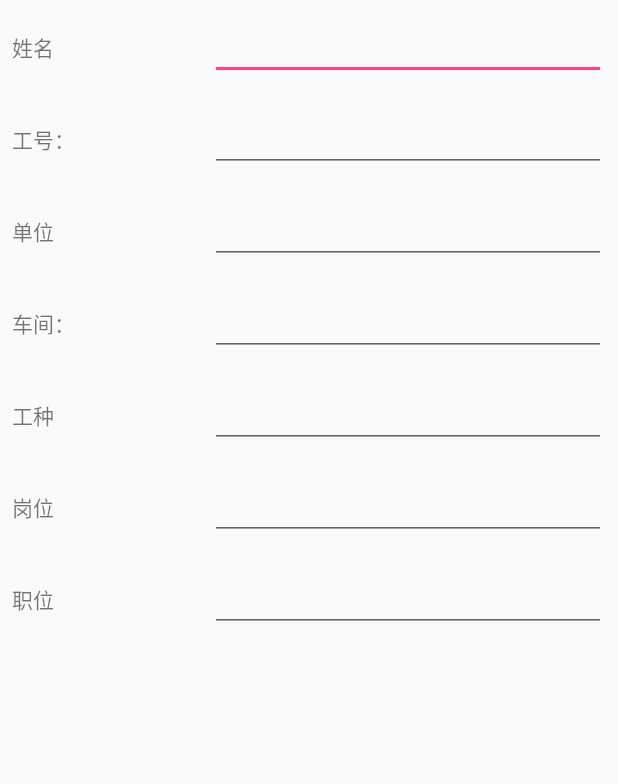
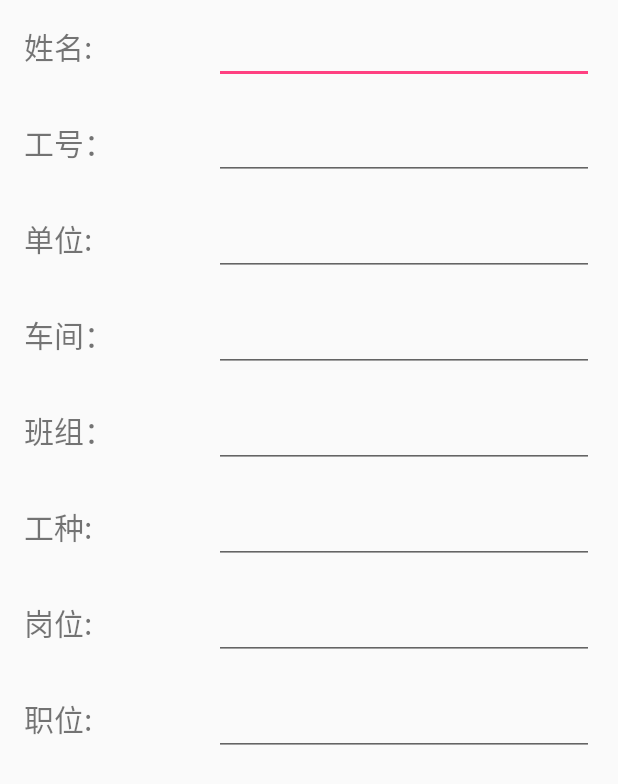
Before and after one commit to NewIdeaSoft/ManagerTools, an Android app: the layout activity_member_info.xml on its own in the app's theme, with its tools: preview values and no code run, on a phone screen of 412 x 824 dp. Shown: the top 784 px of the screen. Run offline under Robolectric (Android 15) with nearby library versions, the phone set to English and light mode, and no system bars.

Commit message:
更少许更新

```diff
--- a/app/src/main/AndroidManifest.xml
+++ b/app/src/main/AndroidManifest.xml
@@ -19,6 +19,8 @@
             </intent-filter>
         </activity>
         <activity android:name=".ui.activity.ProblemRecodeActivity"></activity>
+        <activity android:name=".ui.activity.MemberInfoActivity">
+        </activity>
     </application>
 
 </manifest>
--- a/app/src/main/java/com/nisoft/managertools/adapter/ProblemPhotosAdapter.java
+++ b/app/src/main/java/com/nisoft/managertools/adapter/ProblemPhotosAdapter.java
@@ -15,6 +15,7 @@ import com.nisoft.managertools.R;
 import com.nisoft.managertools.entity.ProblemLab;
 import com.nisoft.managertools.ui.fragment.LargePhotoFragment;
 import com.nisoft.managertools.ui.fragment.ProblemDetailedInfoFragment;
+import com.nisoft.managertools.ui.fragment.ProblemRecodeFragment;
 import com.nisoft.managertools.ui.fragment.UpdatePhotoMenuFragment;
 
 import java.util.ArrayList;
@@ -40,8 +41,7 @@ public class ProblemPhotosAdapter extends RecyclerView.Adapter<ProblemPhotosAdap
     }
     public ProblemPhotosAdapter(Context context,Fragment targetFragment,UUID uuid){
         mContext = context;
-        mUUID = uuid;
-        mPhotosPath = ProblemLab.getProblemLab(context).getProblem(uuid).getPhotoPath();
+        mPhotosPath = ProblemRecodeFragment.getProblem().getPhotoPath();
         mTargetFragment = targetFragment;
     }
     @Override
--- a/app/src/main/java/com/nisoft/managertools/ui/fragment/ProblemReasonInfoFragment.java
+++ b/app/src/main/java/com/nisoft/managertools/ui/fragment/ProblemReasonInfoFragment.java
@@ -54,8 +54,6 @@ public class ProblemReasonInfoFragment extends Fragment {
     public void onPause() {
         super.onPause();
         updateProblem();
-//        ProblemLab.getProblemLab(getActivity()).updateProblem(mProblem);
-        Log.e("TAG", "Reason");
     }
 
     private void updateProblem(){
--- a/app/src/main/java/com/nisoft/managertools/ui/fragment/ProblemSolvedInfoFragment.java
+++ b/app/src/main/java/com/nisoft/managertools/ui/fragment/ProblemSolvedInfoFragment.java
@@ -34,7 +34,6 @@ public class ProblemSolvedInfoFragment extends Fragment {
                 ProblemRecodeFragment.getProblem().setSolvedText(s.toString());
             }
         });
-//        mProblem = ProblemLab.getProblemLab(getActivity()).getProblem((UUID) getArguments().getSerializable(ProblemTable.Cols.UUID));
         mProblem = ProblemRecodeFragment.getProblem();
         if(mProblem.getSolvedText()!=null) {
             mSolvedText.setText(mProblem.getSolvedText());
@@ -56,7 +55,6 @@ public class ProblemSolvedInfoFragment extends Fragment {
     public void onPause() {
         super.onPause();
         updateProblem();
-//        ProblemLab.getProblemLab(getActivity()).updateProblem(mProblem);
         Log.e("TAG", "Solved");
     }
 
--- a/app/src/main/res/layout/activity_member_info.xml
+++ b/app/src/main/res/layout/activity_member_info.xml
@@ -1,6 +1,14 @@
 <?xml version="1.0" encoding="utf-8"?>
+<LinearLayout xmlns:android="http://schemas.android.com/apk/res/android"
+    android:layout_width="match_parent"
+    android:layout_height="match_parent"
+    android:orientation="vertical"
+    android:paddingEnd="8dp"
+    android:paddingStart="8dp">
+    <ScrollView
+        android:layout_width="match_parent"
+        android:layout_height="match_parent">
         <LinearLayout
-    xmlns:android="http://schemas.android.com/apk/res/android"
             android:layout_width="match_parent"
             android:layout_height="match_parent"
             android:orientation="vertical">
@@ -9,112 +17,170 @@
                 android:layout_height="wrap_content"
                 android:orientation="horizontal"
                 android:padding="8dp">
+
                 <TextView
                     android:layout_width="0dp"
                     android:layout_height="wrap_content"
                     android:layout_weight="1"
-            android:text="姓名"/>
+                    android:text="姓名:"
+                    android:textSize="20sp" />
+
                 <EditText
+                    android:id="@+id/name_text"
                     android:layout_width="0dp"
                     android:layout_height="wrap_content"
                     android:layout_weight="2"
-            android:id="@+id/name_text"/>
+                    android:textSize="20sp" />
             </LinearLayout>
+
             <LinearLayout
                 android:layout_width="match_parent"
                 android:layout_height="wrap_content"
                 android:orientation="horizontal"
                 android:padding="8dp">
+
                 <TextView
                     android:layout_width="0dp"
                     android:layout_height="wrap_content"
                     android:layout_weight="1"
-            android:text="工号："/>
+                    android:text="工号："
+                    android:textSize="20sp" />
+
                 <EditText
+                    android:id="@+id/number_text"
                     android:layout_width="0dp"
                     android:layout_height="wrap_content"
                     android:layout_weight="2"
-            android:id="@+id/number_text"/>
+                    android:textSize="20sp" />
             </LinearLayout>
+
             <LinearLayout
                 android:layout_width="match_parent"
                 android:layout_height="wrap_content"
                 android:orientation="horizontal"
                 android:padding="8dp">
+
                 <TextView
                     android:layout_width="0dp"
                     android:layout_height="wrap_content"
                     android:layout_weight="1"
-            android:text="单位"/>
+                    android:text="单位:"
+                    android:textSize="20sp" />
+
                 <EditText
+                    android:id="@+id/organization_text"
                     android:layout_width="0dp"
                     android:layout_height="wrap_content"
                     android:layout_weight="2"
-            android:id="@+id/organization_text"/>
+                    android:textSize="20sp" />
             </LinearLayout>
+
             <LinearLayout
                 android:layout_width="match_parent"
                 android:layout_height="wrap_content"
                 android:orientation="horizontal"
                 android:padding="8dp">
+
                 <TextView
                     android:layout_width="0dp"
                     android:layout_height="wrap_content"
                     android:layout_weight="1"
-            android:text="车间："/>
+                    android:text="车间："
+                    android:textSize="20sp" />
+
                 <EditText
+                    android:id="@+id/work_space_text"
                     android:layout_width="0dp"
                     android:layout_height="wrap_content"
                     android:layout_weight="2"
-            android:id="@+id/work_space_text"/>
+                    android:maxLines="1"
+                    android:textSize="20sp" />
             </LinearLayout>
+
             <LinearLayout
                 android:layout_width="match_parent"
                 android:layout_height="wrap_content"
                 android:orientation="horizontal"
                 android:padding="8dp">
+
                 <TextView
                     android:layout_width="0dp"
                     android:layout_height="wrap_content"
                     android:layout_weight="1"
-            android:text="工种"/>
+                    android:text="班组："
+                    android:textSize="20sp" />
+
                 <EditText
+                    android:id="@+id/group_text"
                     android:layout_width="0dp"
                     android:layout_height="wrap_content"
                     android:layout_weight="2"
-            android:id="@+id/work_type_text"/>
+                    android:textSize="20sp" />
             </LinearLayout>
+
             <LinearLayout
                 android:layout_width="match_parent"
                 android:layout_height="wrap_content"
                 android:orientation="horizontal"
                 android:padding="8dp">
+
                 <TextView
                     android:layout_width="0dp"
                     android:layout_height="wrap_content"
                     android:layout_weight="1"
-            android:text="岗位"/>
+                    android:text="工种:"
+                    android:textSize="20sp" />
+
                 <EditText
+                    android:id="@+id/work_type_text"
                     android:layout_width="0dp"
                     android:layout_height="wrap_content"
                     android:layout_weight="2"
-            android:id="@+id/job_text"/>
+                    android:textSize="20sp" />
             </LinearLayout>
+
             <LinearLayout
                 android:layout_width="match_parent"
                 android:layout_height="wrap_content"
                 android:orientation="horizontal"
                 android:padding="8dp">
+
                 <TextView
                     android:layout_width="0dp"
                     android:layout_height="wrap_content"
                     android:layout_weight="1"
-            android:text="职位"/>
+                    android:text="岗位:"
+                    android:textSize="20sp" />
+
                 <EditText
+                    android:id="@+id/job_text"
                     android:layout_width="0dp"
                     android:layout_height="wrap_content"
                     android:layout_weight="2"
-            android:id="@+id/position_text"/>
+                    android:textSize="20sp" />
             </LinearLayout>
 
+            <LinearLayout
+                android:layout_width="match_parent"
+                android:layout_height="wrap_content"
+                android:orientation="horizontal"
+                android:padding="8dp">
+
+                <TextView
+                    android:layout_width="0dp"
+                    android:layout_height="wrap_content"
+                    android:layout_weight="1"
+                    android:text="职位:"
+                    android:textSize="20sp" />
+
+                <EditText
+                    android:id="@+id/position_text"
+                    android:layout_width="0dp"
+                    android:layout_height="wrap_content"
+                    android:layout_weight="2"
+                    android:textSize="20sp" />
             </LinearLayout>
+        </LinearLayout>
+    </ScrollView>
+
+</LinearLayout>
```
Also changed, not shown: app/src/main/java/com/nisoft/managertools/MainActivity.java (deleted, +0 -13 lines), app/src/main/java/com/nisoft/managertools/entity/Member.java (+1 -8 lines), app/src/main/java/com/nisoft/managertools/entity/Organization.java (deleted, +0 -31 lines), app/src/main/java/com/nisoft/managertools/entity/OrganizationMap.java (added, +11 -0 lines), app/src/main/java/com/nisoft/managertools/entity/OrganizationStructure.java (added, +11 -0 lines), app/src/main/java/com/nisoft/managertools/services/FileSaveService.java (deleted, +0 -19 lines), app/src/main/java/com/nisoft/managertools/ui/fragment/ProblemDetailedInfoFragment.java (+1 -12 lines), app/src/main/java/com/nisoft/managertools/ui/fragment/ProblemRecodeFragment.java (+5 -8 lines), app/src/main/java/com/nisoft/managertools/ui/fragment/ProblemSimpleInfoFragment.java (+0 -8 lines), app/src/main/java/com/nisoft/managertools/ui/singleproblem/ProblemInfoFragment.java (+8 -3 lines), app/src/main/res/layout/activity_main.xml (deleted, +0 -18 lines). Lines whose indentation alone changed are shown as unchanged.
